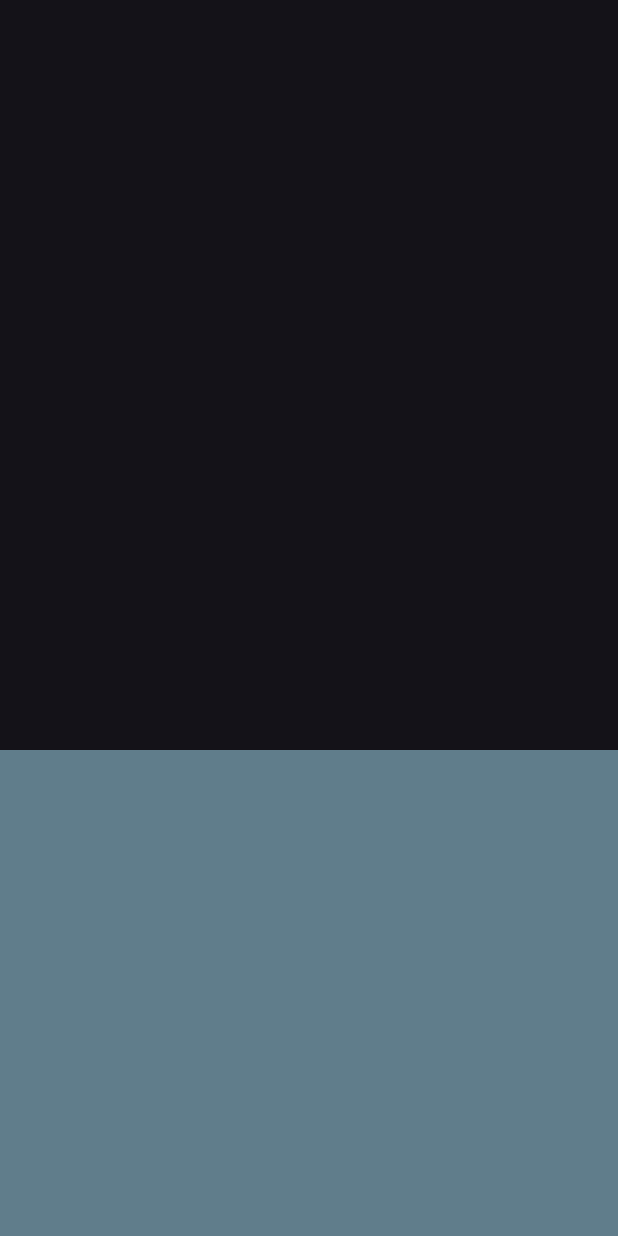
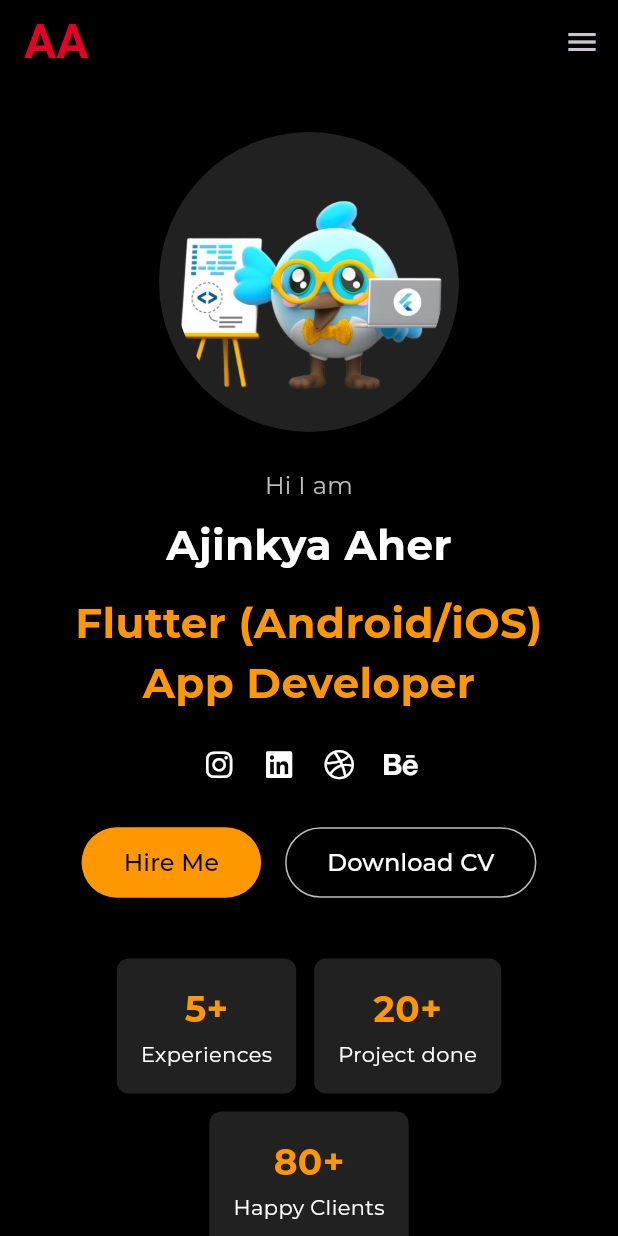
Before and after one commit to ajinkya446/ajinkya_aher_portfolio, a Flutter app: the screen it shows after launch, on a phone screen of 412 x 824 dp. Run offline on Flutter 3.47's test engine with Material 3 defaults, Android fonts, the phone set to English and light mode, and no system bars; our stand-ins replace font_awesome_flutter, google_fonts.

Commit message:
Added Home screen content

```diff
--- a/lib/main.dart
+++ b/lib/main.dart
@@ -10,11 +10,6 @@ class MyApp extends StatelessWidget {
 
   @override
   Widget build(BuildContext context) {
-    return MaterialApp(
-      debugShowCheckedModeBanner: false,
-      title: 'Ajinkya Portfolio',
-      theme: ThemeData.dark(),
-      home: const HomePage(),
-    );
+    return MaterialApp(debugShowCheckedModeBanner: false, title: 'Ajinkya Portfolio', theme: ThemeData.dark().copyWith(scaffoldBackgroundColor: Colors.black), home: const HomePage());
   }
 }
--- a/lib/widgets/home_page.dart
+++ b/lib/widgets/home_page.dart
@@ -1,3 +1,4 @@
+import 'package:ajinkya_aher_portfolio/widgets/responsive_layout.dart';
 import 'package:flutter/material.dart';
 
 class HomePage extends StatefulWidget {
@@ -11,38 +12,7 @@ class _HomePageState extends State<HomePage> {
   @override
   Widget build(BuildContext context) {
     return Scaffold(
-      body: ListView(
-        scrollDirection: Axis.vertical,
-        children: [
-          //MAIN
-          Container(
-            height: 500,
-            width: double.maxFinite,
-          ),
-          //SKILLS
-          Container(
-            height: 500,
-            width: double.maxFinite,
-            color: Colors.blueGrey,
-          ),
-          //PROJECT
-          Container(
-            height: 500,
-            width: double.maxFinite,
-          ),
-          //CONTACT
-          Container(
-            height: 500,
-            width: double.maxFinite,
-            color: Colors.blueGrey,
-          ),
-          //FOOTER
-          Container(
-            height: 500,
-            width: double.maxFinite,
-          )
-        ],
-      ),
+      body: ResponsiveLayout(desktop: const DesktopView(), mobile: const MobileView()),
     );
   }
 }
--- /dev/null
+++ b/lib/widgets/responsive_layout.dart
@@ -0,0 +1,373 @@
+import 'package:flutter/material.dart';
+import 'package:font_awesome_flutter/font_awesome_flutter.dart';
+import 'package:google_fonts/google_fonts.dart';
+
+class ResponsiveLayout extends StatelessWidget {
+  final Widget desktop;
+  final Widget mobile;
+
+  const ResponsiveLayout({super.key, required this.desktop, required this.mobile});
+
+  @override
+  Widget build(BuildContext context) {
+    return LayoutBuilder(
+      builder: (context, constraints) {
+        if (constraints.maxWidth >= 600) {
+          return desktop;
+        } else {
+          return mobile;
+        }
+      },
+    );
+  }
+}
+
+class DesktopView extends StatelessWidget {
+  const DesktopView({super.key});
+
+  @override
+  Widget build(BuildContext context) {
+    final screenWidth = MediaQuery.of(context).size.width;
+
+    // Responsive font scaling factor
+    double scale = screenWidth / 1400;
+    scale = scale.clamp(0.8, 1.2); // reasonable scaling limits
+
+    // Responsive avatar radius
+    double avatarRadius = (screenWidth / 8).clamp(100, 180);
+
+    return Scaffold(
+      backgroundColor: Colors.black,
+      appBar: AppBar(
+        backgroundColor: Colors.black,
+        elevation: 0,
+        title: LayoutBuilder(
+          builder: (context, constraints) {
+            if (constraints.maxWidth > 800) {
+              // Desktop view
+              return Row(
+                children: [
+                  Text(
+                    'AA',
+                    style: GoogleFonts.k2d(fontSize: 32, color: const Color(0xffE60026), fontWeight: FontWeight.bold),
+                  ),
+                  const Spacer(),
+                  NavBarItem(title: 'Home'),
+                  NavBarItem(title: 'Services'),
+                  NavBarItem(title: 'About me'),
+                  NavBarItem(title: 'Portfolio'),
+                  NavBarItem(title: 'Contact me'),
+                  const SizedBox(width: 12),
+                  ElevatedButton(
+                    style: ElevatedButton.styleFrom(backgroundColor: Colors.orange),
+                    onPressed: () {},
+                    child: Text(
+                      'Hire Me',
+                      style: GoogleFonts.montserrat(
+                        fontSize: 16,
+                        color: Colors.black,
+                        fontWeight: FontWeight.w400,
+                      ),
+                    ),
+                  ),
+                ],
+              );
+            } else {
+              // Mobile view
+              return Row(
+                mainAxisAlignment: MainAxisAlignment.spaceBetween,
+                children: [
+                  Text(
+                    'AA',
+                    style: GoogleFonts.k2d(fontSize: 32, color: const Color(0xffE60026), fontWeight: FontWeight.bold),
+                  ),
+                  IconButton(
+                    icon: const Icon(Icons.menu, color: Colors.white),
+                    onPressed: () {
+                      // You can show Drawer or BottomSheet for nav
+                    },
+                  )
+                ],
+              );
+            }
+          },
+        ),
+      ),
+      body: Center(
+        child: Container(
+          constraints: const BoxConstraints(maxWidth: 1400),
+          padding: const EdgeInsets.all(40),
+          child: Center(
+            child: LayoutBuilder(
+              builder: (context, constraints) {
+                final isNarrow = constraints.maxWidth < 900;
+                if (isNarrow) {
+                  return SingleChildScrollView(
+                    child: Column(
+                      mainAxisSize: MainAxisSize.min,
+                      children: [_buildLeft(scale, isCentered: true), const SizedBox(height: 40), _buildRight(avatarRadius)],
+                    ),
+                  );
+                } else {
+                  return Row(
+                    mainAxisSize: MainAxisSize.min,
+                    crossAxisAlignment: CrossAxisAlignment.center,
+                    children: [Expanded(child: _buildLeft(scale)), const SizedBox(width: 40), Expanded(child: _buildRight(avatarRadius))],
+                  );
+                }
+              },
+            ),
+          ),
+        ),
+      ),
+    );
+  }
+
+  Widget _buildLeft(double scale, {bool isCentered = false}) {
+    return Column(
+      crossAxisAlignment: isCentered ? CrossAxisAlignment.center : CrossAxisAlignment.start,
+      children: [
+        Text(
+          'Hi I am',
+          style: GoogleFonts.montserrat(fontSize: 16 * scale, color: Colors.grey.shade400),
+        ),
+        SizedBox(height: 8 * scale),
+        Text(
+          'Ajinkya Aher',
+          style: GoogleFonts.montserrat(fontSize: 32 * scale, fontWeight: FontWeight.bold, color: Colors.white),
+          textAlign: isCentered ? TextAlign.center : TextAlign.start,
+        ),
+        SizedBox(height: 12 * scale),
+        Text(
+          'Flutter (Android/iOS) App Developer',
+          style: GoogleFonts.montserrat(fontSize: 40 * scale, fontWeight: FontWeight.bold, color: Colors.orange),
+          textAlign: isCentered ? TextAlign.center : TextAlign.start,
+        ),
+        SizedBox(height: 20 * scale),
+        Wrap(
+          alignment: isCentered ? WrapAlignment.center : WrapAlignment.start,
+          spacing: 20,
+          runSpacing: 12,
+          children: const [
+            Icon(FontAwesomeIcons.instagram, size: 20, color: Colors.white),
+            Icon(FontAwesomeIcons.linkedin, size: 20, color: Colors.white),
+            Icon(FontAwesomeIcons.git, size: 20, color: Colors.white),
+            Icon(FontAwesomeIcons.gitlab, size: 20, color: Colors.white),
+            Icon(FontAwesomeIcons.medium, size: 20, color: Colors.white),
+          ],
+        ),
+        SizedBox(height: 30 * scale),
+        Wrap(
+          alignment: isCentered ? WrapAlignment.center : WrapAlignment.start,
+          spacing: 16,
+          runSpacing: 12,
+          children: [
+            ElevatedButton(
+              style: ElevatedButton.styleFrom(backgroundColor: Colors.orange, padding: EdgeInsets.symmetric(horizontal: 24 * scale, vertical: 12 * scale)),
+              onPressed: () {},
+              child: Text(
+                'Hire Me',
+                style: GoogleFonts.montserrat(fontSize: 16 * scale, color: Colors.black, fontWeight: FontWeight.w400),
+              ),
+            ),
+            OutlinedButton(
+              style: OutlinedButton.styleFrom(
+                side: BorderSide(color: Colors.grey.shade400),
+                padding: EdgeInsets.symmetric(horizontal: 24 * scale, vertical: 12 * scale),
+              ),
+              onPressed: () {},
+              child: Text(
+                'Download CV',
+                style: GoogleFonts.montserrat(fontSize: 16 * scale, color: Colors.white, fontWeight: FontWeight.w400),
+              ),
+            ),
+          ],
+        ),
+        SizedBox(height: 40 * scale),
+        Wrap(
+          alignment: isCentered ? WrapAlignment.center : WrapAlignment.start,
+          spacing: 20,
+          runSpacing: 20,
+          children: const [
+            InfoCard(label: '5+', description: 'Experiences'),
+            InfoCard(label: '20+', description: 'Project done'),
+            InfoCard(label: '80+', description: 'Happy Clients'),
+          ],
+        ),
+      ],
+    );
+  }
+
+  Widget _buildRight(double avatarRadius) {
+    return Align(
+      alignment: Alignment.center,
+      child: CircleAvatar(
+        radius: avatarRadius,
+        backgroundColor: Colors.grey.shade900,
+        child: ClipOval(
+          child: Image.asset('assets/profile.png', fit: BoxFit.cover, width: avatarRadius * 2, height: avatarRadius * 2),
+        ),
+      ),
+    );
+  }
+}
+
+class NavBarItem extends StatelessWidget {
+  final String title;
+
+  const NavBarItem({super.key, required this.title});
+
+  @override
+  Widget build(BuildContext context) {
+    return Padding(
+      padding: const EdgeInsets.only(right: 12.0),
+      child: TextButton(
+        onPressed: () {},
+        child: Text(title, style: GoogleFonts.montserrat(fontSize: 18, color: Colors.white)),
+      ),
+    );
+  }
+}
+
+class InfoCard extends StatelessWidget {
+  final String label;
+  final String description;
+
+  const InfoCard({super.key, required this.label, required this.description});
+
+  @override
+  Widget build(BuildContext context) {
+    return Container(
+      padding: const EdgeInsets.all(16),
+      decoration: BoxDecoration(color: Colors.grey.shade900, borderRadius: BorderRadius.circular(8)),
+      child: Column(
+        children: [
+          Text(
+            label,
+            style: GoogleFonts.montserrat(fontSize: 24, fontWeight: FontWeight.bold, color: Colors.orange),
+          ),
+          const SizedBox(height: 4),
+          Text(description, style: GoogleFonts.montserrat(fontSize: 14, color: Colors.white, fontWeight: FontWeight.w400))
+        ],
+      ),
+    );
+  }
+}
+
+class MobileView extends StatelessWidget {
+  const MobileView({super.key});
+
+  static const double maxContentWidth = 600;
+
+  @override
+  Widget build(BuildContext context) {
+    final scale = MediaQuery.of(context).textScaleFactor;
+
+    return Scaffold(
+      backgroundColor: Colors.black,
+      appBar: AppBar(
+        title: Text(
+          'AA',
+          style: GoogleFonts.k2d(
+            fontSize: 32 * scale,
+            color: const Color(0xffE60026),
+            fontWeight: FontWeight.bold,
+          ),
+        ),
+        backgroundColor: Colors.black,
+        actions: [
+          IconButton(
+            onPressed: () {},
+            icon: const Icon(Icons.menu),
+          ),
+        ],
+      ),
+      body: SingleChildScrollView(
+        child: Center(
+          child: ConstrainedBox(
+            constraints: const BoxConstraints(maxWidth: maxContentWidth),
+            child: Padding(
+              padding: const EdgeInsets.symmetric(horizontal: 20, vertical: 32),
+              child: Column(
+                mainAxisSize: MainAxisSize.min,
+                crossAxisAlignment: CrossAxisAlignment.center,
+                children: [
+                  // Avatar
+                  CircleAvatar(
+                    radius: 100,
+                    backgroundColor: Colors.grey.shade900,
+                    child: ClipOval(
+                      child: Image.asset(
+                        'assets/profile.png',
+                        width: 180,
+                        height: 180,
+                        fit: BoxFit.cover,
+                      ),
+                    ),
+                  ),
+                  const SizedBox(height: 24),
+
+                  // Intro text
+                  Text('Hi I am', style: GoogleFonts.montserrat(fontSize: 16 * scale, color: Colors.grey.shade400), textAlign: TextAlign.center),
+                  const SizedBox(height: 8),
+                  Text('Ajinkya Aher', style: GoogleFonts.montserrat(fontSize: 28 * scale, fontWeight: FontWeight.bold, color: Colors.white), textAlign: TextAlign.center),
+                  const SizedBox(height: 12),
+                  Text(
+                    'Flutter (Android/iOS) App Developer',
+                    style: GoogleFonts.montserrat(fontSize: 28 * scale, fontWeight: FontWeight.bold, color: Colors.orange),
+                    textAlign: TextAlign.center,
+                  ),
+                  const SizedBox(height: 24),
+                  Wrap(
+                    alignment: WrapAlignment.center,
+                    spacing: 20,
+                    runSpacing: 12,
+                    children: const [
+                      Icon(FontAwesomeIcons.instagram, size: 20, color: Colors.white),
+                      Icon(FontAwesomeIcons.linkedin, size: 20, color: Colors.white),
+                      Icon(FontAwesomeIcons.dribbble, size: 20, color: Colors.white),
+                      Icon(FontAwesomeIcons.behance, size: 20, color: Colors.white),
+                    ],
+                  ),
+                  const SizedBox(height: 32),
+                  Row(
+                    mainAxisAlignment: MainAxisAlignment.center,
+                    children: [
+                      ElevatedButton(
+                        style: ElevatedButton.styleFrom(backgroundColor: Colors.orange, padding: const EdgeInsets.symmetric(horizontal: 28, vertical: 12)),
+                        onPressed: () {},
+                        child: Text(
+                          'Hire Me',
+                          style: GoogleFonts.montserrat(fontSize: 16 * scale, color: Colors.black),
+                        ),
+                      ),
+                      const SizedBox(width: 16),
+                      OutlinedButton(
+                        style: OutlinedButton.styleFrom(
+                          side: BorderSide(color: Colors.grey.shade400),
+                          padding: const EdgeInsets.symmetric(horizontal: 28, vertical: 12),
+                        ),
+                        onPressed: () {},
+                        child: Text(
+                          'Download CV',
+                          style: GoogleFonts.montserrat(fontSize: 16 * scale, color: Colors.white),
+                        ),
+                      ),
+                    ],
+                  ),
+                  const SizedBox(height: 40),
+                  Wrap(
+                    spacing: 12,
+                    runSpacing: 12,
+                    alignment: WrapAlignment.center,
+                    children: const [InfoCard(label: '5+', description: 'Experiences'), InfoCard(label: '20+', description: 'Project done'), InfoCard(label: '80+', description: 'Happy Clients')],
+                  ),
+                ],
+              ),
+            ),
+          ),
+        ),
+      ),
+    );
+  }
+}
--- a/pubspec.yaml
+++ b/pubspec.yaml
@@ -10,6 +10,8 @@ dependencies:
   flutter:
     sdk: flutter
   cupertino_icons: ^1.0.8
+  google_fonts: any
+  font_awesome_flutter: any
 
 dev_dependencies:
   flutter_test:
@@ -18,3 +20,6 @@ dev_dependencies:
 
 flutter:
   uses-material-design: true
+
+  assets:
+    - assets/
```
Also changed, not shown: assets/profile.png (added), pubspec.lock.
